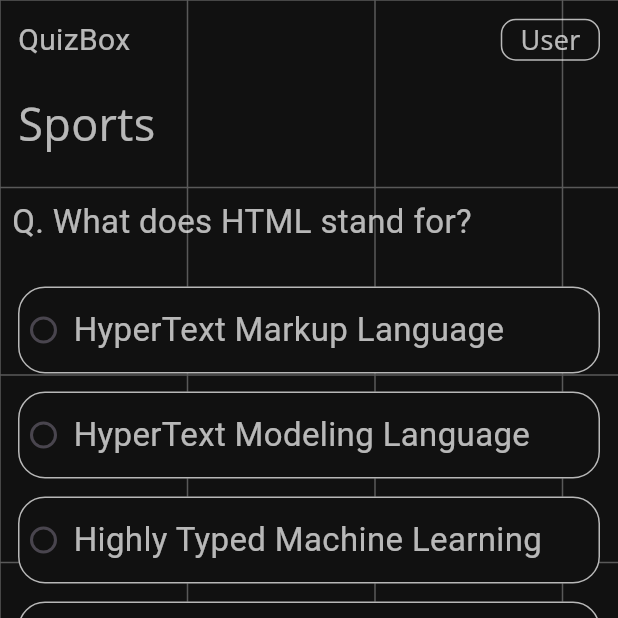
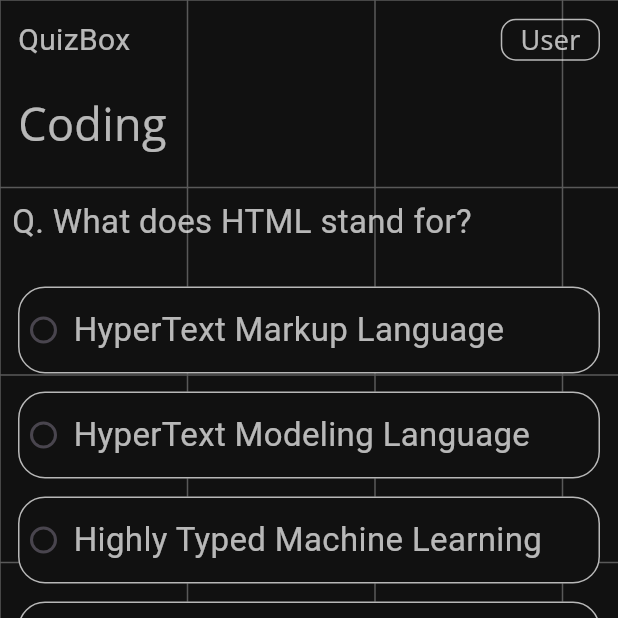
Before and after one commit to gauransh18/Quizbox-flutter-app, a Flutter app: the QuizCoding screen opened by its route, on a phone screen of 412 x 824 dp, the top half of it. Run offline on Flutter 3.47's test engine with Material 3 defaults, Android fonts, the phone set to English and light mode, and no system bars; our stand-ins replace confetti, google_fonts, hive, hive_flutter; missing offline and left inert: neopop; accounts and stored records are empty; Roboto replaces fonts that are missing (Sanchez).

Commit message:
fixed quiz headings

```diff
--- a/lib/screens/quiz.dart
+++ b/lib/screens/quiz.dart
@@ -478,7 +478,7 @@ class _QuizSpaceState extends State<QuizSpace> {
                 SizedBox(height: 20),
                 Padding(
                   padding: const EdgeInsets.only(left: 12.0),
-                  child: typoH("Sports"),
+                  child: typoH("Space"),
                 ),
                 SizedBox(height: 20),
                 FutureBuilder<String>(
@@ -781,7 +781,7 @@ class _QuizMovieState extends State<QuizMovie> {
                 SizedBox(height: 20),
                 Padding(
                   padding: const EdgeInsets.only(left: 12.0),
-                  child: typoH("Sports"),
+                  child: typoH("Movies"),
                 ),
                 SizedBox(height: 20),
                 FutureBuilder<String>(
@@ -1093,7 +1093,7 @@ class _QuizCodingState extends State<QuizCoding> {
                 SizedBox(height: 20),
                 Padding(
                   padding: const EdgeInsets.only(left: 12.0),
-                  child: typoH("Sports"),
+                  child: typoH("Coding"),
                 ),
                 SizedBox(height: 20),
                 FutureBuilder<String>(
```
